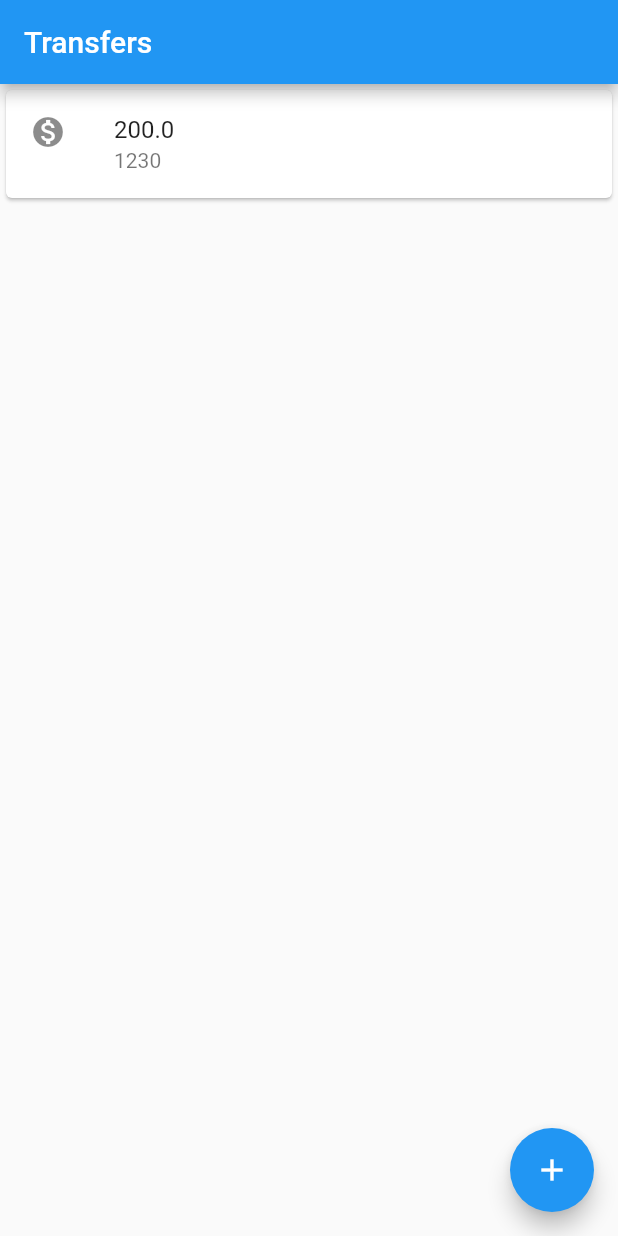
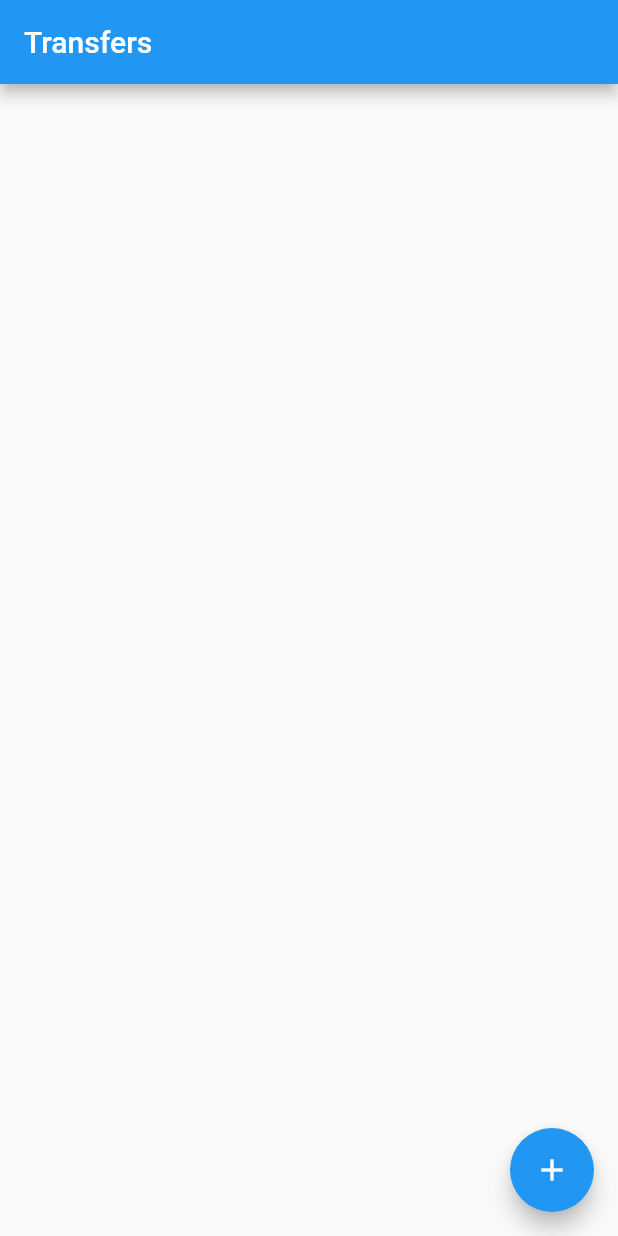
Before and after one commit to mickaelxd/bytebank, a Flutter app: the screen it shows after launch, on a phone screen of 412 x 824 dp. Run offline on Flutter 3.47's test engine with Material 2 defaults, Android fonts, the phone set to English and light mode, and no system bars.

```diff
--- a/lib/main.dart
+++ b/lib/main.dart
@@ -89,33 +89,48 @@ class ByteBankTextField extends StatelessWidget {
   }
 }
 
-class TransferList extends StatelessWidget {
-  const TransferList({
+class TransferList extends StatefulWidget {
+  final List<TransferModel> _transfers = [];
+
+  TransferList({
     Key? key,
   }) : super(key: key);
 
   @override
+  _TransferListState createState() => _TransferListState();
+}
+
+class _TransferListState extends State<TransferList> {
+  @override
   Widget build(BuildContext context) {
     return Scaffold(
-      body: ListView(
-        children: [
-          TransferItem(
+      body: ListView.builder(
+        itemCount: widget._transfers.length,
+        itemBuilder: (context, index) {
+          final _transfer = widget._transfers[index];
+
+          return TransferItem(
             TransferModel(
-              value: 200,
-              accountNumber: 1230,
+              value: _transfer?.value ?? 0,
+              accountNumber: _transfer?.accountNumber ?? 0,
             ),
-          ),
-        ],
+          );
+        },
       ),
       floatingActionButton: FloatingActionButton(
         child: Icon(Icons.add),
         onPressed: () {
-          final Future<TransferModel?> future =
-              Navigator.push(context, MaterialPageRoute(builder: (context) {
-            return TransferForm();
-          }));
+          final Future<TransferModel?> future = Navigator.push(
+              context, MaterialPageRoute(builder: (context) => TransferForm()));
 
-          future.then((transfer) => print('$transfer'));
+          future.then((transfer) {
+            print('$transfer');
+            setState(() {
+              if(transfer != null) {
+                widget._transfers.add(transfer);
+              }
+            });
+          });
         },
       ),
       appBar: AppBar(
```
